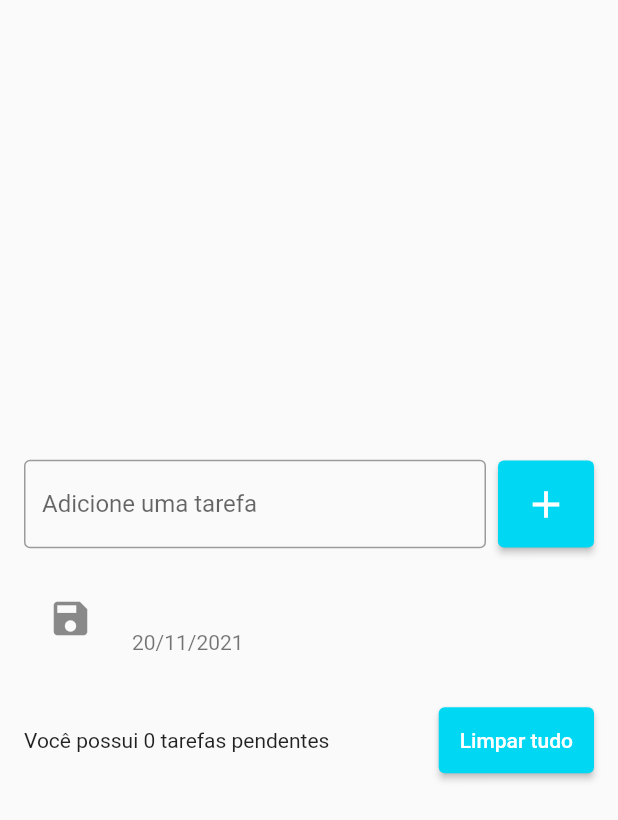
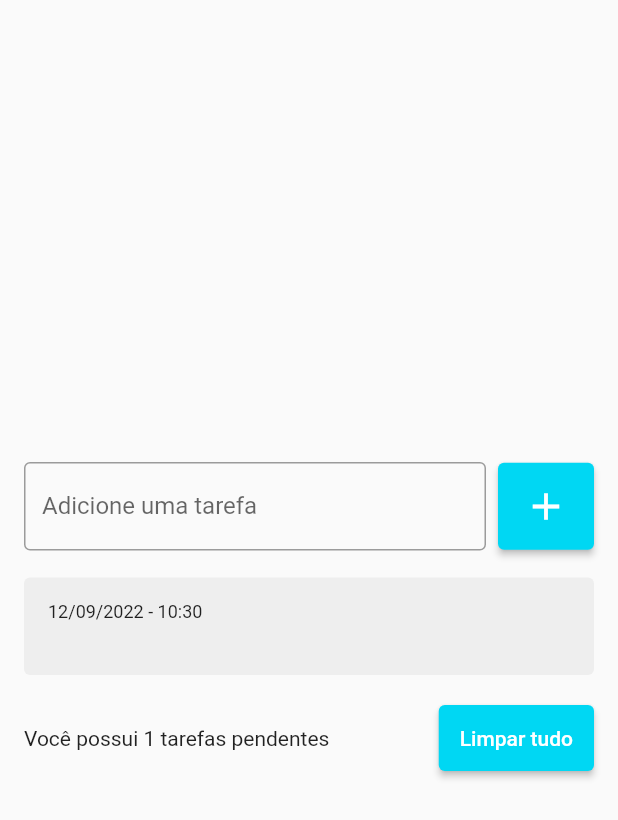
Before and after one commit to RezendeRafaelSC/lista_tarefas, a Flutter app: the screen it shows after launch, after a tap on the "add" icon, on a phone screen of 412 x 824 dp. Shown: the top 820 px of the screen. Run offline on Flutter 3.47's test engine with Material 2 defaults, Android fonts, the phone set to English and light mode, and no system bars.

Commit message:
Added new files to the project in order to deal with objects and make it easier to change or add new inputs.

```diff
--- /dev/null
+++ b/lib/models/todo.dart
@@ -0,0 +1,6 @@
+class Todo {
+  Todo({required this.title, required this.dateTime});
+
+  String title;
+  DateTime dateTime;
+}
--- a/lib/pages/todo_list_page.dart
+++ b/lib/pages/todo_list_page.dart
@@ -1,6 +1,9 @@
 import 'package:flutter/material.dart';
+import 'package:lista_tarefas/models/todo.dart';
+import 'package:lista_tarefas/widgets/todo_list_item.dart';
 
 class TodoListPage extends StatefulWidget {
+  // ignore: prefer_const_constructors_in_immutables
   TodoListPage({Key? key}) : super(key: key);
 
   @override
@@ -10,14 +13,15 @@ class TodoListPage extends StatefulWidget {
 class _TodoListPageState extends State<TodoListPage> {
   final TextEditingController todoController = TextEditingController();
 
-  List<String> todos = [];
+  List<Todo> todos = [];
 
   @override
   Widget build(BuildContext context) {
-    return Scaffold(
+    return SafeArea(
+      child: Scaffold(
         body: Center(
           child: Padding(
-          padding: const EdgeInsets.symmetric(horizontal: 16),
+            padding: const EdgeInsets.all(16),
             child: Column(
               mainAxisSize: MainAxisSize.min,
               children: [
@@ -40,8 +44,11 @@ class _TodoListPageState extends State<TodoListPage> {
                         onPressed: () {
                           String text = todoController.text;
                           setState(() {
-                          todos.add(text);
+                            Todo newTodo =
+                                Todo(title: text, dateTime: DateTime.now());
+                            todos.add(newTodo);
                           });
+                          todoController.clear();
                         },
                         style: ElevatedButton.styleFrom(
                           primary: Color(0xff00d7f3),
@@ -53,25 +60,18 @@ class _TodoListPageState extends State<TodoListPage> {
                         ))
                   ],
                 ),
-              SizedBox(
-                height: 16,
-              ),
-              ListView(
+                SizedBox(height: 16),
+                Flexible(
+                  child: ListView(
                     shrinkWrap: true,
                     children: [
-                  for (String todo in todos)
-                    ListTile(
-                      title: Text(todo),
-                      subtitle: Text('20/11/2021'),
-                      leading: Icon(
-                        Icons.save,
-                        size: 30,
-                      ),
-                      onTap: () {
-                        print('tarefa: $todo');
-                      },
+                      // ignore: unused_local_variable
+                      for (Todo todo in todos)
+                        TodoListItem(
+                          todo: todo,
                         ),
                     ],
+                  ),
                 ),
                 SizedBox(
                   height: 16,
@@ -80,7 +80,7 @@ class _TodoListPageState extends State<TodoListPage> {
                   children: [
                     Expanded(
                       child: Text(
-                      'Você possui 0 tarefas pendentes',
+                        'Você possui ${todos.length} tarefas pendentes',
                       ),
                     ),
                     SizedBox(
@@ -100,6 +100,7 @@ class _TodoListPageState extends State<TodoListPage> {
             ),
           ),
         ),
+      ),
     );
   }
 }
--- /dev/null
+++ b/lib/widgets/todo_list_item.dart
@@ -0,0 +1,41 @@
+import 'package:flutter/material.dart';
+import 'package:intl/intl.dart';
+import 'package:lista_tarefas/models/todo.dart';
+
+class TodoListItem extends StatelessWidget {
+  const TodoListItem({Key? key, required this.todo}) : super(key: key);
+
+  final Todo todo;
+
+  @override
+  Widget build(BuildContext context) {
+    return Padding(
+      padding: const EdgeInsets.symmetric(vertical: 2),
+      child: Container(
+        decoration: BoxDecoration(
+          borderRadius: BorderRadius.circular(4),
+          color: Colors.grey[200],
+        ),
+        padding: const EdgeInsets.all(16),
+        child: Column(
+          crossAxisAlignment: CrossAxisAlignment.start,
+          children: [
+            Text(
+              DateFormat('dd/MM/yyyy - HH:mm').format(todo.dateTime),
+              style: TextStyle(
+                fontSize: 12,
+              ),
+            ),
+            Text(
+              todo.title,
+              style: TextStyle(
+                fontSize: 16,
+                fontWeight: FontWeight.w600,
+              ),
+            ),
+          ],
+        ),
+      ),
+    );
+  }
+}
--- a/pubspec.yaml
+++ b/pubspec.yaml
@@ -34,6 +34,8 @@ dependencies:
   # The following adds the Cupertino Icons font to your application.
   # Use with the CupertinoIcons class for iOS style icons.
   cupertino_icons: ^1.0.2
+  intl: ^0.17.0
+
 
 dev_dependencies:
   flutter_test:
@@ -45,6 +47,7 @@ dev_dependencies:
   # package. See that file for information about deactivating specific lint
   # rules and activating additional ones.
   flutter_lints: ^1.0.0
+
 
 # For information on the generic Dart part of this file, see the
 # following page: https://dart.dev/tools/pub/pubspec
```
Also changed, not shown: pubspec.lock. Lines whose indentation alone changed are shown as unchanged.
